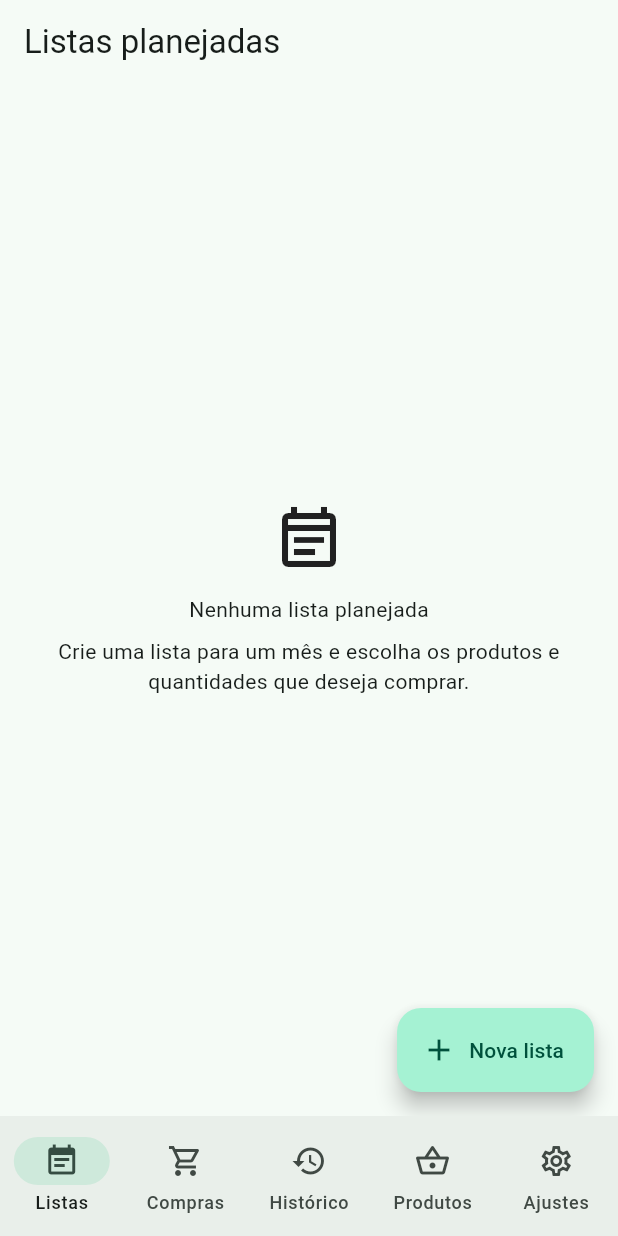
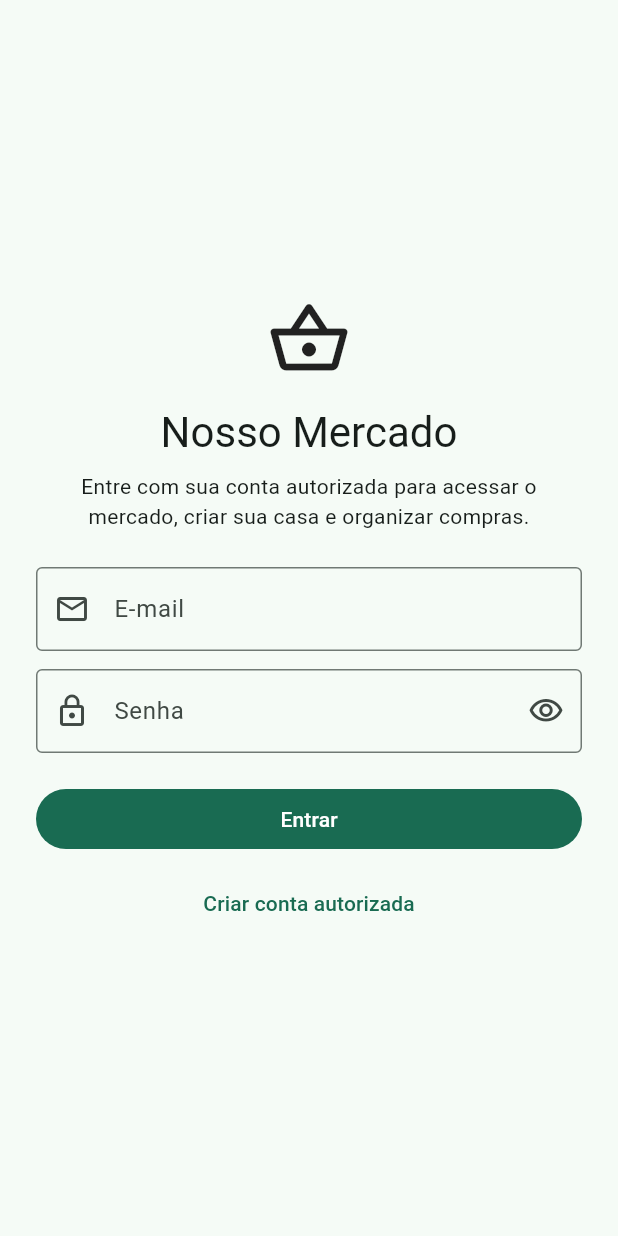
Before and after one commit to Gzuszada/nosso-mercadinho, a Flutter app: the screen it shows after launch, on a phone screen of 412 x 824 dp. Run offline on Flutter 3.47's test engine with Material 3 defaults, Android fonts, the phone set to English and light mode, and no system bars; our stand-ins replace cloud_firestore, drift, drift_flutter, firebase_auth, firebase_core, flutter_riverpod; missing offline and left inert: file_selector; accounts and stored records are empty; generated files the repository leaves out were written again.

Commit message:
feat: exigir autenticacao antes do mercado

```diff
--- a/lib/app_providers.dart
+++ b/lib/app_providers.dart
@@ -29,6 +29,12 @@ final settingsRepositoryProvider = Provider<SettingsRepository>(
 final cloudAuthServiceProvider = Provider<CloudAuthService>(
   (ref) => CloudAuthService(),
 );
+
+final authStateProvider = StreamProvider<AuthAccount?>(
+  (ref) => ref.watch(cloudAuthServiceProvider).authStateChanges,
+);
+
+final firebaseInitializationErrorProvider = Provider<String?>((ref) => null);
 
 final cloudSyncServiceProvider = Provider<CloudSyncService>(
   (ref) => CloudSyncService(
--- /dev/null
+++ b/lib/features/cloud/presentation/auth_screen.dart
@@ -0,0 +1,147 @@
+import 'package:flutter/material.dart';
+import 'package:flutter_riverpod/flutter_riverpod.dart';
+
+import '../../../app_providers.dart';
+
+class AuthScreen extends ConsumerStatefulWidget {
+  const AuthScreen({super.key});
+
+  @override
+  ConsumerState<AuthScreen> createState() => _AuthScreenState();
+}
+
+class _AuthScreenState extends ConsumerState<AuthScreen> {
+  final _emailController = TextEditingController();
+  final _passwordController = TextEditingController();
+  bool _busy = false;
+  bool _obscurePassword = true;
+
+  @override
+  void dispose() {
+    _emailController.dispose();
+    _passwordController.dispose();
+    super.dispose();
+  }
+
+  @override
+  Widget build(BuildContext context) {
+    return Scaffold(
+      body: SafeArea(
+        child: Center(
+          child: SingleChildScrollView(
+            padding: const EdgeInsets.all(24),
+            child: ConstrainedBox(
+              constraints: const BoxConstraints(maxWidth: 480),
+              child: Column(
+                crossAxisAlignment: CrossAxisAlignment.stretch,
+                children: [
+                  const Icon(Icons.shopping_basket_outlined, size: 56),
+                  const SizedBox(height: 16),
+                  Text(
+                    'Nosso Mercado',
+                    textAlign: TextAlign.center,
+                    style: Theme.of(context).textTheme.headlineMedium,
+                  ),
+                  const SizedBox(height: 8),
+                  const Text(
+                    'Entre com sua conta autorizada para acessar o mercado, '
+                    'criar sua casa e organizar compras.',
+                    textAlign: TextAlign.center,
+                  ),
+                  const SizedBox(height: 24),
+                  TextField(
+                    key: const Key('auth-email'),
+                    controller: _emailController,
+                    enabled: !_busy,
+                    keyboardType: TextInputType.emailAddress,
+                    autofillHints: const [AutofillHints.email],
+                    decoration: const InputDecoration(
+                      labelText: 'E-mail',
+                      prefixIcon: Icon(Icons.email_outlined),
+                    ),
+                  ),
+                  const SizedBox(height: 12),
+                  TextField(
+                    key: const Key('auth-password'),
+                    controller: _passwordController,
+                    enabled: !_busy,
+                    obscureText: _obscurePassword,
+                    autofillHints: const [AutofillHints.password],
+                    decoration: InputDecoration(
+                      labelText: 'Senha',
+                      prefixIcon: const Icon(Icons.lock_outline),
+                      suffixIcon: IconButton(
+                        onPressed: () => setState(
+                          () => _obscurePassword = !_obscurePassword,
+                        ),
+                        icon: Icon(
+                          _obscurePassword
+                              ? Icons.visibility_outlined
+                              : Icons.visibility_off_outlined,
+                        ),
+                        tooltip: _obscurePassword
+                            ? 'Mostrar senha'
+                            : 'Ocultar senha',
+                      ),
+                    ),
+                  ),
+                  const SizedBox(height: 20),
+                  FilledButton(
+                    key: const Key('auth-sign-in'),
+                    onPressed: _busy ? null : _signIn,
+                    child: const Text('Entrar'),
+                  ),
+                  const SizedBox(height: 8),
+                  TextButton(
+                    key: const Key('auth-register'),
+                    onPressed: _busy ? null : _register,
+                    child: const Text('Criar conta autorizada'),
+                  ),
+                  if (_busy) ...[
+                    const SizedBox(height: 16),
+                    const Center(child: CircularProgressIndicator()),
+                  ],
+                ],
+              ),
+            ),
+          ),
+        ),
+      ),
+    );
+  }
+
+  Future<void> _signIn() => _run(
+    () => ref
+        .read(cloudAuthServiceProvider)
+        .signIn(
+          email: _emailController.text,
+          password: _passwordController.text,
+        ),
+  );
+
+  Future<void> _register() => _run(
+    () => ref
+        .read(cloudAuthServiceProvider)
+        .register(
+          email: _emailController.text,
+          password: _passwordController.text,
+        ),
+  );
+
+  Future<void> _run(Future<void> Function() action) async {
+    setState(() => _busy = true);
+    try {
+      await action();
+    } on Object catch (error) {
+      if (mounted) {
+        ScaffoldMessenger.of(context).showSnackBar(
+          SnackBar(content: Text('Não foi possível continuar: $error')),
+        );
+      }
+    } finally {
+      if (mounted) {
+        setState(() => _busy = false);
+      }
+    }
+  }
+}
--- a/lib/features/settings/presentation/settings_screen.dart
+++ b/lib/features/settings/presentation/settings_screen.dart
@@ -39,7 +39,7 @@ class SettingsScreen extends ConsumerWidget {
             leading: const Icon(Icons.cloud_sync_outlined),
             title: const Text('Conta e sincronização'),
             subtitle: const Text(
-              'Entrar, criar uma casa ou compartilhar os dados com outra pessoa.',
+              'Gerenciar a conta, criar uma casa ou compartilhar os dados com outra pessoa.',
             ),
             trailing: const Icon(Icons.chevron_right),
             onTap: () => Navigator.of(context).push(
--- a/lib/main.dart
+++ b/lib/main.dart
@@ -5,6 +5,7 @@ import 'package:flutter_riverpod/flutter_riverpod.dart';
 
 import 'app_providers.dart';
 import 'firebase_options.dart';
+import 'features/cloud/presentation/auth_screen.dart';
 import 'features/catalog/presentation/catalog_screen.dart';
 import 'features/settings/presentation/settings_screen.dart';
 import 'features/shopping/presentation/shopping_history_screen.dart';
@@ -13,14 +14,25 @@ import 'features/shopping/presentation/shopping_trips_screen.dart';
 
 Future<void> main() async {
   WidgetsFlutterBinding.ensureInitialized();
+  String? firebaseInitializationError;
   try {
     await Firebase.initializeApp(
       options: DefaultFirebaseOptions.currentPlatform,
     );
   } on Object {
-    // O app continua disponível offline quando a inicialização da nuvem falha.
+    firebaseInitializationError =
+        'Não foi possível conectar ao serviço de conta.';
   }
-  runApp(const ProviderScope(child: MercadoApp()));
+  runApp(
+    ProviderScope(
+      overrides: [
+        firebaseInitializationErrorProvider.overrideWithValue(
+          firebaseInitializationError,
+        ),
+      ],
+      child: const MercadoApp(),
+    ),
+  );
 }
 
 class MercadoApp extends ConsumerWidget {
@@ -59,7 +71,67 @@ class MercadoApp extends ConsumerWidget {
         ),
       ),
       themeMode: isDarkMode ? ThemeMode.dark : ThemeMode.light,
-      home: const MercadoHome(),
+      home: const AuthGate(),
+    );
+  }
+}
+
+class AuthGate extends ConsumerWidget {
+  const AuthGate({super.key});
+
+  @override
+  Widget build(BuildContext context, WidgetRef ref) {
+    final initializationError = ref.watch(firebaseInitializationErrorProvider);
+    if (initializationError != null) {
+      return _ServiceUnavailableScreen(message: initializationError);
+    }
+
+    final authState = ref.watch(authStateProvider);
+    return authState.when(
+      loading: () =>
+          const Scaffold(body: Center(child: CircularProgressIndicator())),
+      error: (error, _) => _ServiceUnavailableScreen(
+        message: 'Não foi possível verificar sua sessão. Tente novamente.',
+      ),
+      data: (account) =>
+          account == null ? const AuthScreen() : const MercadoHome(),
+    );
+  }
+}
+
+class _ServiceUnavailableScreen extends StatelessWidget {
+  const _ServiceUnavailableScreen({required this.message});
+
+  final String message;
+
+  @override
+  Widget build(BuildContext context) {
+    return Scaffold(
+      body: SafeArea(
+        child: Center(
+          child: Padding(
+            padding: const EdgeInsets.all(24),
+            child: Column(
+              mainAxisSize: MainAxisSize.min,
+              children: [
+                const Icon(Icons.cloud_off_outlined, size: 56),
+                const SizedBox(height: 16),
+                Text(
+                  message,
+                  textAlign: TextAlign.center,
+                  style: Theme.of(context).textTheme.titleMedium,
+                ),
+                const SizedBox(height: 8),
+                const Text(
+                  'O mercado permanece fechado até que o serviço de conta '
+                  'esteja disponível.',
+                  textAlign: TextAlign.center,
+                ),
+              ],
+            ),
+          ),
+        ),
+      ),
     );
   }
 }
--- a/pubspec.yaml
+++ b/pubspec.yaml
@@ -16,7 +16,7 @@ publish_to: 'none' # Remove this line if you wish to publish to pub.dev
 # https://developer.apple.com/library/archive/documentation/General/Reference/InfoPlistKeyReference/Articles/CoreFoundationKeys.html
 # In Windows, build-name is used as the major, minor, and patch parts
 # of the product and file versions while build-number is used as the build suffix.
-version: 1.0.0+8
+version: 1.0.1+9
 
 environment:
   sdk: ^3.13.7
```
Also changed, not shown: lib/features/cloud/data/cloud_auth_service.dart (+11 -1 lines), lib/features/cloud/presentation/cloud_sync_screen.dart (+23 -83 lines), 6 other files.
